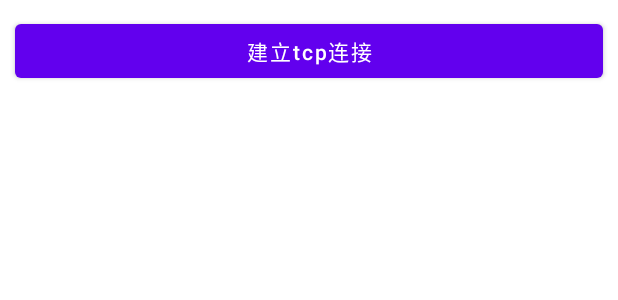
After one commit to liangdepeng/Android_Guide, an Android app: the layout activity_socket_client.xml on its own in the app's theme, with its tools: preview values and no code run, on a phone screen of 412 x 824 dp. The commit adds this screen. Shown: the top 300 px of the screen. Run offline under Robolectric (Android 15) with nearby library versions, the phone set to English and light mode, and no system bars.

Commit message:
新增socket tcp客户端代码

```diff
--- a/app/src/main/java/com/example/myapplication/MainActivity.kt
+++ b/app/src/main/java/com/example/myapplication/MainActivity.kt
@@ -19,6 +19,7 @@ import com.example.myapplication.database.DataBaseActivity
 import com.example.myapplication.databinding.ActivityMainBinding
 import com.example.myapplication.life.LifeActivity
 import com.example.myapplication.service.ServiceActivity
+import com.example.myapplication.socket.SocketClientActivity
 
 class MainActivity : AppCompatActivity() {
 
@@ -43,6 +44,9 @@ class MainActivity : AppCompatActivity() {
         }, ClassBean().apply {
             aClass = ServiceActivity::class.java
             classInfo = "Service"
+        }, ClassBean().apply {
+            aClass = SocketClientActivity::class.java
+            classInfo = "Socket"
         })
 
         binding.recyclerview.layoutManager = LinearLayoutManager(this)
--- /dev/null
+++ b/app/src/main/res/layout/activity_socket_client.xml
@@ -0,0 +1,18 @@
+<?xml version="1.0" encoding="utf-8"?>
+<androidx.constraintlayout.widget.ConstraintLayout xmlns:android="http://schemas.android.com/apk/res/android"
+    xmlns:app="http://schemas.android.com/apk/res-auto"
+    xmlns:tools="http://schemas.android.com/tools"
+    android:layout_width="match_parent"
+    android:layout_height="match_parent"
+    tools:context=".socket.SocketClientActivity">
+
+    <Button
+        android:id="@+id/sumbit_btn"
+        android:layout_width="match_parent"
+        android:layout_height="wrap_content"
+        android:layout_margin="10dp"
+        android:text="建立tcp连接"
+        android:textAllCaps="false"
+        app:layout_constraintTop_toTopOf="parent" />
+
+</androidx.constraintlayout.widget.ConstraintLayout>
```
Also changed, not shown: app/src/main/AndroidManifest.xml (+12 -7 lines), app/src/main/java/com/example/myapplication/socket/SocketClientActivity.java (added, +97 -0 lines).
